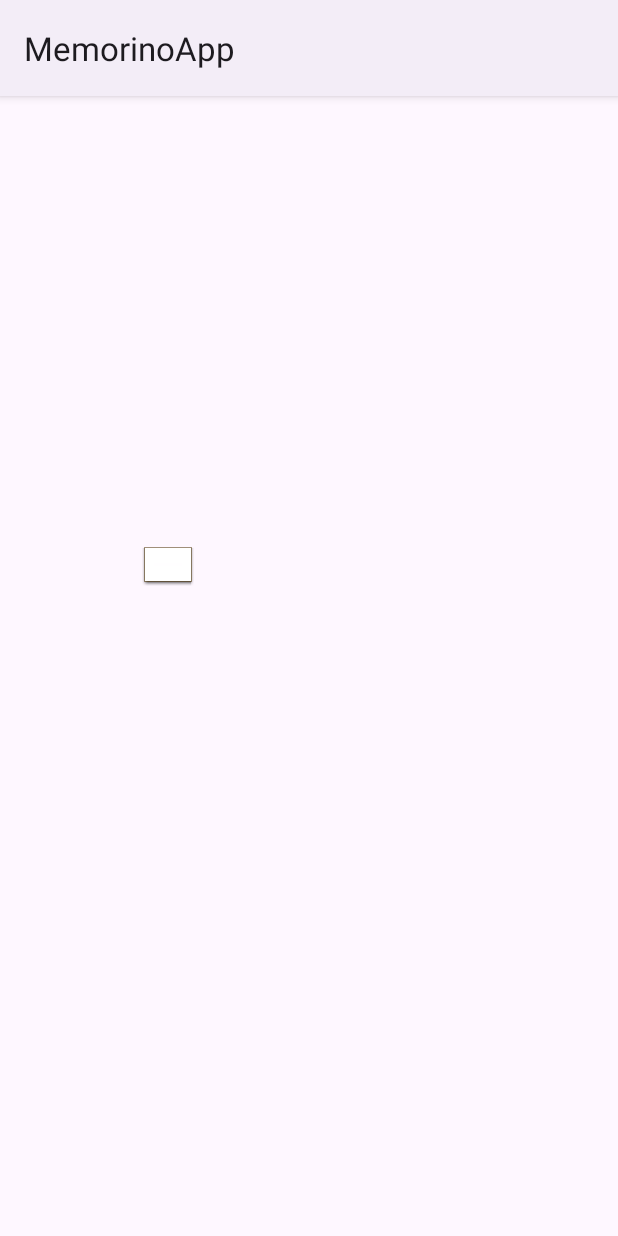
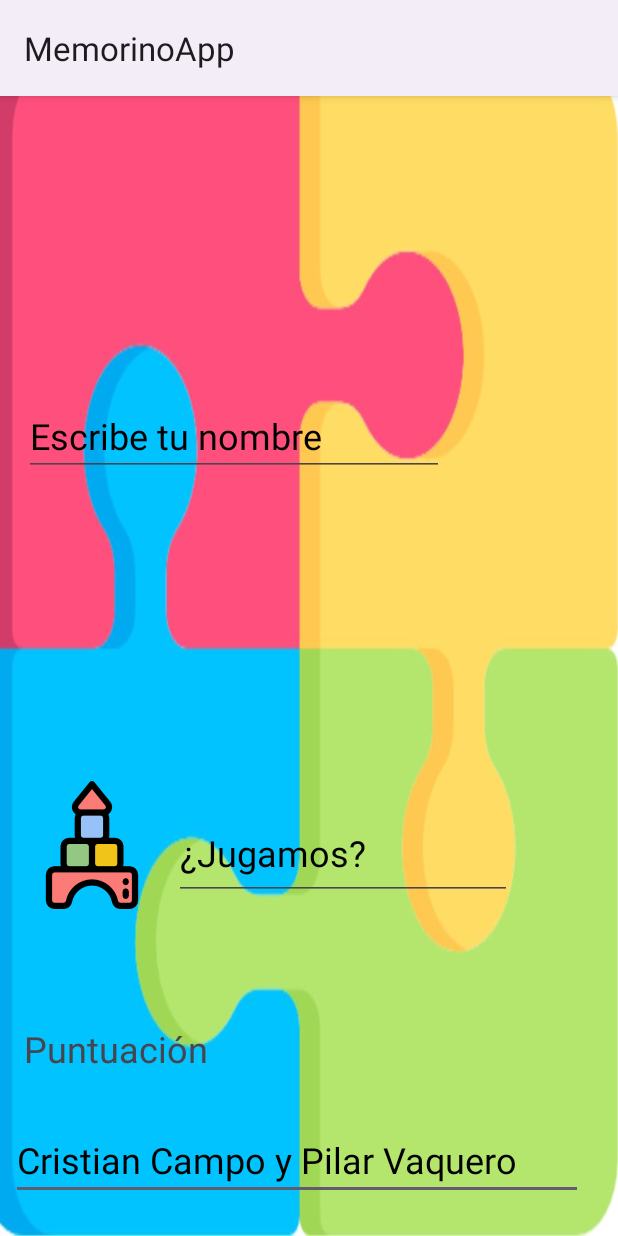
Before and after one commit to Cricamp/MemorinoApp, an Android app: the screen it shows after launch (MainActivity), on a phone screen of 412 x 824 dp. Run offline under Robolectric (Android 15) with nearby library versions, the phone set to English and light mode, and no system bars.

Commit message:
Creación pantalla inicial

```diff
--- a/app/src/main/AndroidManifest.xml
+++ b/app/src/main/AndroidManifest.xml
@@ -13,6 +13,9 @@
         android:theme="@style/Theme.MemorinoApp"
         tools:targetApi="31">
         <activity
+            android:name=".Nivel1Activity"
+            android:exported="false" />
+        <activity
             android:name=".MainActivity"
             android:exported="true">
             <intent-filter>
--- a/app/src/main/java/com/example/memorinoapp/MainActivity.java
+++ b/app/src/main/java/com/example/memorinoapp/MainActivity.java
@@ -2,28 +2,32 @@ package com.example.memorinoapp;
 
 import androidx.appcompat.app.AppCompatActivity;
 
+import android.content.Intent;
 import android.os.Bundle;
+import android.view.Menu;
 import android.view.View;
-import android.widget.Button;
-import android.widget.ImageButton;
-import android.widget.Toast;
+
 
 public class MainActivity extends AppCompatActivity {
 
-    ImageButton btn_kiwi;
-
-    int imagenes;
 
 
     @Override
     protected void onCreate(Bundle savedInstanceState) {
         super.onCreate(savedInstanceState);
         setContentView(R.layout.activity_main);
+    }
 
+    //método para mostrar y ocultar el menú overflow, método booleano solo va a ser true o false
+    public boolean onCreateOptionsMenu(Menu menu){
+        getMenuInflater().inflate(R.menu.overflow, menu);
+        return true;
+    }
 
-        btn_kiwi = (ImageButton) findViewById(R.id.btn_kiwi);
-
-
+    //método para el botón jugar
+    public void Play(View view){
+        Intent play = new Intent(this, Nivel1Activity.class );
+        startActivity(play);
     }
 
 }
--- /dev/null
+++ b/app/src/main/java/com/example/memorinoapp/Nivel1Activity.java
@@ -0,0 +1,21 @@
+package com.example.memorinoapp;
+
+import androidx.appcompat.app.AppCompatActivity;
+
+import android.content.Intent;
+import android.os.Bundle;
+import android.view.View;
+
+public class Nivel1Activity extends AppCompatActivity {
+
+    @Override
+    protected void onCreate(Bundle savedInstanceState) {
+        super.onCreate(savedInstanceState);
+        setContentView(R.layout.activity_nivel1);
+    }
+    //Método para el botón volver
+    public void Volver(View view){
+        Intent i = new Intent(this, MainActivity.class);
+        startActivity(i);
+    }
+}
--- a/app/src/main/res/layout/activity_main.xml
+++ b/app/src/main/res/layout/activity_main.xml
@@ -4,16 +4,79 @@
     xmlns:tools="http://schemas.android.com/tools"
     android:layout_width="match_parent"
     android:layout_height="match_parent"
-    tools:context=".MainActivity">
+    android:background="@drawable/puzzle"
+    tools:context=".MainActivity" >
 
     <ImageButton
-        android:id="@+id/btn_kiwi"
-        android:layout_width="55dp"
-        android:layout_height="51dp"
-        android:layout_marginStart="84dp"
-        android:layout_marginTop="288dp"
+        android:id="@+id/btn_Jugar"
+        android:layout_width="wrap_content"
+        android:layout_height="wrap_content"
+        android:layout_marginBottom="208dp"
         android:backgroundTint="#00FFFFFF"
+        android:onClick="Play"
+        app:layout_constraintBottom_toBottomOf="parent"
+        app:layout_constraintEnd_toEndOf="parent"
+        app:layout_constraintHorizontal_bias="0.023"
         app:layout_constraintStart_toStartOf="parent"
-        app:layout_constraintTop_toTopOf="parent"
-        app:srcCompat="@android:drawable/editbox_dropdown_light_frame" />
+        app:srcCompat="@mipmap/blocks" />
+
+    <TextView
+        android:id="@+id/txv_Resultado"
+        android:layout_width="143dp"
+        android:layout_height="57dp"
+        android:layout_marginBottom="12dp"
+        android:text="@string/txv_Resultado"
+        android:textColorHint="@color/black"
+        android:textSize="24sp"
+        app:layout_constraintBottom_toTopOf="@+id/et_Creadores"
+        app:layout_constraintEnd_toEndOf="parent"
+        app:layout_constraintHorizontal_bias="0.059"
+        app:layout_constraintStart_toStartOf="parent" />
+
+    <EditText
+        android:id="@+id/et_Creadores"
+        android:layout_width="381dp"
+        android:layout_height="48dp"
+        android:layout_marginBottom="24dp"
+        android:ems="10"
+        android:hint="@string/et_Creadores"
+        android:inputType="text"
+        android:textColor="@color/black"
+        android:textColorHint="@color/black"
+        android:textSize="24sp"
+        app:layout_constraintBottom_toBottomOf="parent"
+        app:layout_constraintEnd_toEndOf="parent"
+        app:layout_constraintHorizontal_bias="0.233"
+        app:layout_constraintStart_toStartOf="parent" />
+
+    <EditText
+        android:id="@+id/et_Jugar"
+        android:layout_width="225dp"
+        android:layout_height="62dp"
+        android:layout_marginBottom="224dp"
+        android:ems="10"
+        android:hint="@string/et_Jugar"
+        android:inputType="text"
+        android:textColorHint="@color/black"
+        android:textSize="24sp"
+        app:layout_constraintBottom_toBottomOf="parent"
+        app:layout_constraintEnd_toEndOf="parent"
+        app:layout_constraintHorizontal_bias="0.0"
+        app:layout_constraintStart_toEndOf="@+id/btn_Jugar" />
+
+    <EditText
+        android:id="@+id/et_Nombre"
+        android:layout_width="wrap_content"
+        android:layout_height="wrap_content"
+        android:layout_marginTop="200dp"
+        android:ems="10"
+        android:hint="@string/et_Nombre"
+        android:inputType="text"
+        android:textColorHint="@color/black"
+        android:textSize="24sp"
+        app:layout_constraintEnd_toEndOf="parent"
+        app:layout_constraintHorizontal_bias="0.12"
+        app:layout_constraintStart_toStartOf="parent"
+        app:layout_constraintTop_toTopOf="parent" />
+
 </androidx.constraintlayout.widget.ConstraintLayout>
--- /dev/null
+++ b/app/src/main/res/layout/activity_nivel1.xml
@@ -0,0 +1,9 @@
+<?xml version="1.0" encoding="utf-8"?>
+<androidx.constraintlayout.widget.ConstraintLayout xmlns:android="http://schemas.android.com/apk/res/android"
+    xmlns:app="http://schemas.android.com/apk/res-auto"
+    xmlns:tools="http://schemas.android.com/tools"
+    android:layout_width="match_parent"
+    android:layout_height="match_parent"
+    tools:context=".Nivel1Activity">
+
+</androidx.constraintlayout.widget.ConstraintLayout>
--- /dev/null
+++ b/app/src/main/res/menu/overflow.xml
@@ -0,0 +1,4 @@
+<?xml version="1.0" encoding="utf-8"?>
+<menu xmlns:android="http://schemas.android.com/apk/res/android">
+
+</menu>
--- a/app/src/main/res/values/strings.xml
+++ b/app/src/main/res/values/strings.xml
@@ -1,3 +1,7 @@
 <resources>
     <string name="app_name">MemorinoApp</string>
+    <string name="et_Nombre">Escribe tu nombre</string>
+    <string name="txv_Resultado">Puntuación</string>
+    <string name="et_Jugar">¿Jugamos?</string>
+    <string name="et_Creadores">Cristian Campo y Pilar Vaquero</string>
 </resources>
```
Also changed, not shown: app/src/main/res/drawable/puzzle.jpg (added), app/src/main/res/mipmap-hdpi/blocks.png (added), app/src/main/res/mipmap-hdpi/kiwis.png (deleted).
